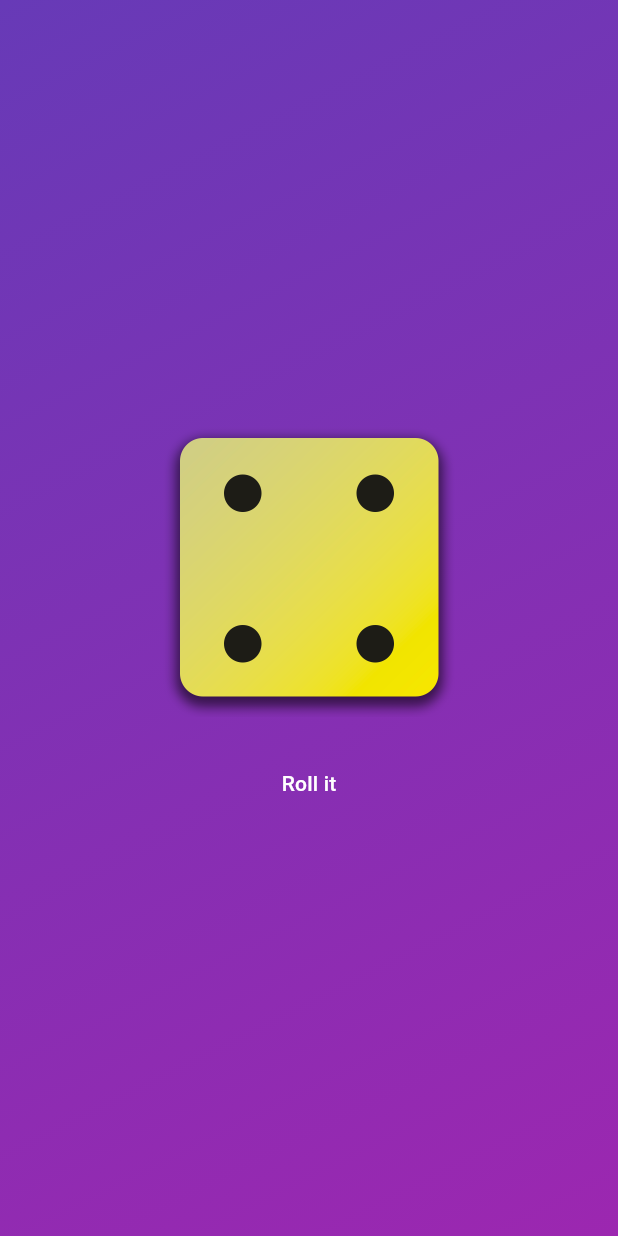
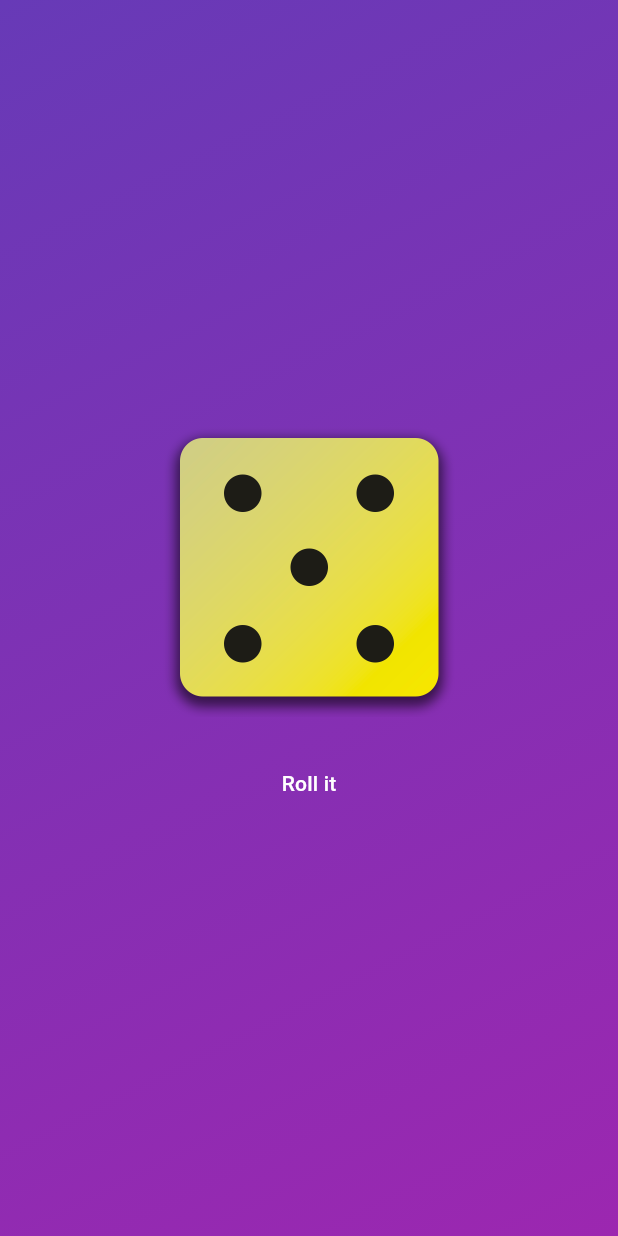
Before and after one commit to LucasWithBoots/dice_roller, a Flutter app: the screen it shows after launch, after a tap on "Roll it", on a phone screen of 412 x 824 dp. Run offline on Flutter 3.47's test engine with Material 3 defaults, Android fonts, the phone set to English and light mode, and no system bars; our stand-ins replace gap.

```diff
--- a/lib/dice_roller.dart
+++ b/lib/dice_roller.dart
@@ -1,5 +1,8 @@
 import 'package:flutter/material.dart';
 import 'package:gap/gap.dart';
+import 'dart:math';
+
+final randomizer = Random();
 
 class DiceRoller extends StatefulWidget {
   const DiceRoller({super.key});
@@ -11,11 +14,11 @@ class DiceRoller extends StatefulWidget {
 }
 
 class _DiceRollerState extends State<DiceRoller> {
-  var activeDiceImage = 'assets/images/dice-1.png';
+  var currentDiceValue = 2;
 
   void rollDice() {
     setState(() {
-      activeDiceImage = 'assets/images/dice-4.png';
+      currentDiceValue = randomizer.nextInt(6) + 1;
     });
   }
 
@@ -25,7 +28,7 @@ class _DiceRollerState extends State<DiceRoller> {
       mainAxisSize: MainAxisSize.min,
       children: [
         Image.asset(
-          activeDiceImage,
+          'assets/images/dice-$currentDiceValue.png',
           width: 200,
         ),
         const Gap(20),
```
